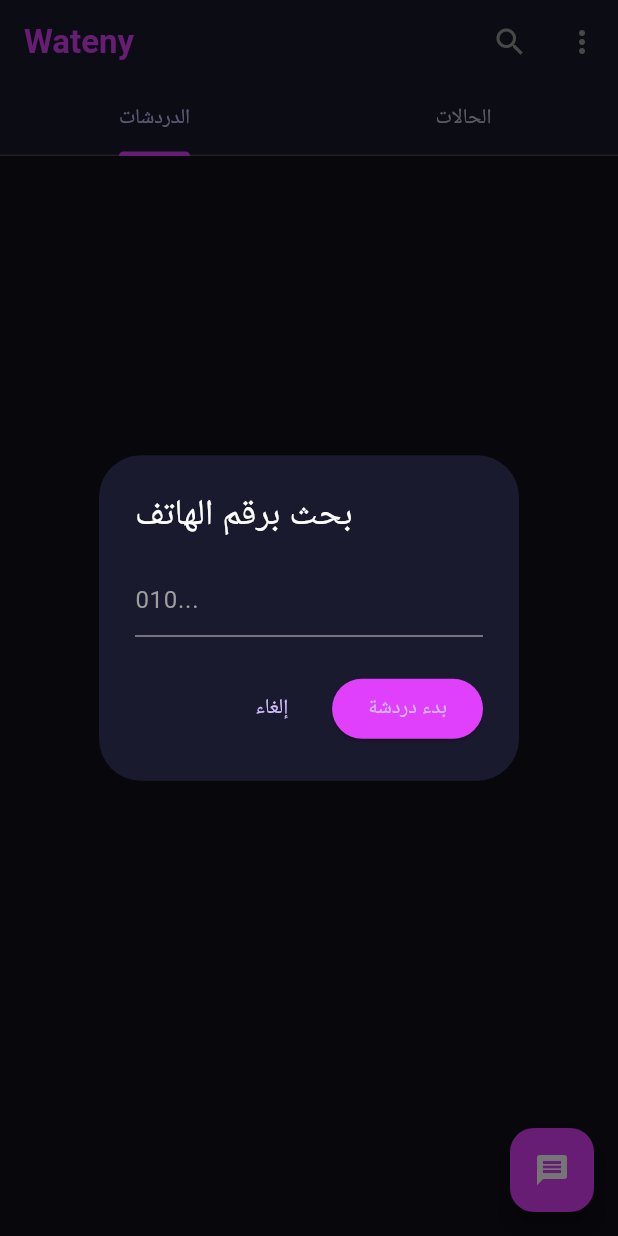
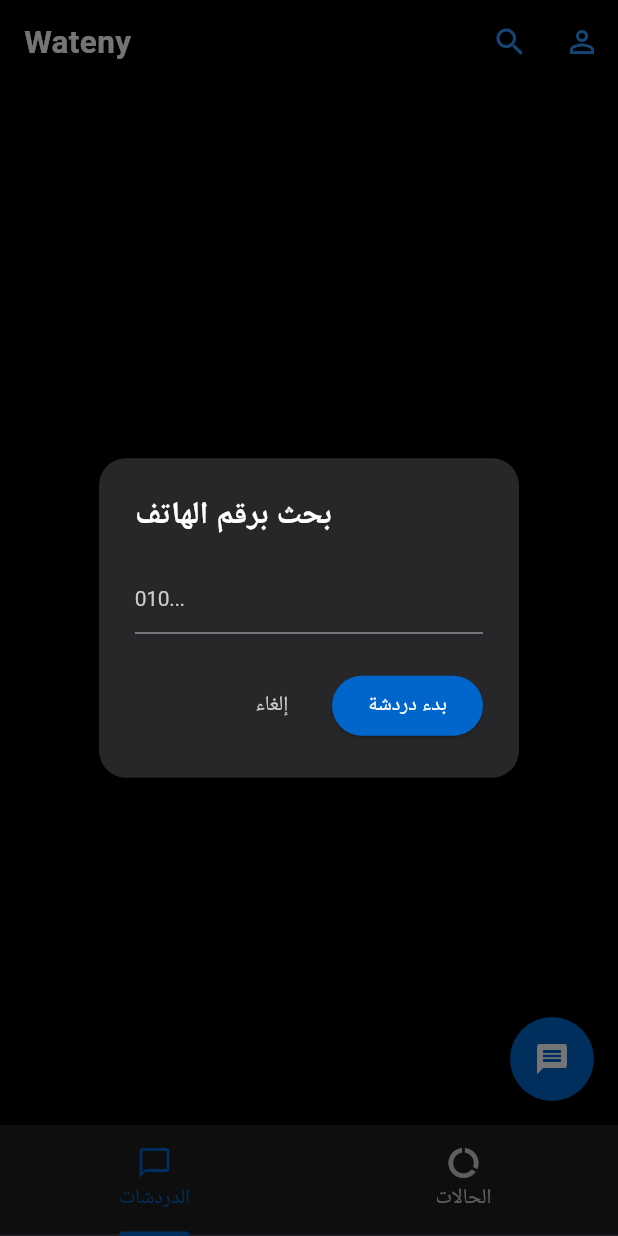
Before and after one commit to Mr3bdo190/sweet_factory, a Flutter app: the screen it shows once a user with an empty profile is signed in, after a tap on the "search" icon, on a phone screen of 412 x 824 dp. Run offline on Flutter 3.47's test engine with Material 3 defaults, Android fonts, the phone set to English and light mode, and no system bars; our stand-ins replace cloud_firestore, firebase_auth, firebase_core, flutter_contacts, hive_flutter, image_picker and 1 more; missing offline and left inert: cloudinary_public; accounts and stored records are empty.

Commit message:
Apple Design System: Core Theme, Main Screen, and Frosted Glass

```diff
--- a/lib/main.dart
+++ b/lib/main.dart
@@ -5,16 +5,15 @@
 import 'screens/auth_toggle.dart';
 import 'screens/main_screen.dart';
 import 'firebase_options.dart';
+import 'theme/apple_theme.dart'; // استدعاء الهوية الجديدة
 
 void main() async {
   WidgetsFlutterBinding.ensureInitialized();
-
-  // تشغيل قاعدة البيانات المحلية (Hive)
   await Hive.initFlutter();
-  await Hive.openBox('local_chats'); // صندوق تخزين الرسائل
+  await Hive.openBox('local_chats');
 
   ErrorWidget.builder = (FlutterErrorDetails details) {
-    return MaterialApp(home: Scaffold(backgroundColor: Colors.black, body: Center(child: SingleChildScrollView(padding: const EdgeInsets.all(16), child: Text(details.exceptionAsString(), style: const TextStyle(color: Colors.redAccent))))));
+    return MaterialApp(home: Scaffold(backgroundColor: AppleDesign.surfaceBlack, body: Center(child: SingleChildScrollView(padding: const EdgeInsets.all(16), child: Text(details.exceptionAsString(), style: const TextStyle(color: Colors.redAccent))))));
   };
 
   runApp(const MyApp());
@@ -29,8 +28,9 @@
       title: 'Wateny',
       debugShowCheckedModeBanner: false,
       theme: ThemeData.dark().copyWith(
-        scaffoldBackgroundColor: const Color(0xFF0F0F1A),
-        appBarTheme: const AppBarTheme(backgroundColor: Color(0xFF1A1A2E), elevation: 0),
+        scaffoldBackgroundColor: AppleDesign.surfaceBlack,
+        primaryColor: AppleDesign.primary,
+        appBarTheme: AppBarTheme(backgroundColor: AppleDesign.surfaceTile1, elevation: 0, iconTheme: const IconThemeData(color: AppleDesign.primaryOnDark)),
       ),
       home: FutureBuilder(
         future: Firebase.initializeApp(options: DefaultFirebaseOptions.currentPlatform),
@@ -39,12 +39,12 @@
             return StreamBuilder<User?>(
               stream: FirebaseAuth.instance.authStateChanges(),
               builder: (context, authSnapshot) {
-                if (authSnapshot.connectionState == ConnectionState.waiting) return const Scaffold(backgroundColor: Color(0xFF0F0F1A), body: Center(child: CircularProgressIndicator(color: Colors.purpleAccent)));
+                if (authSnapshot.connectionState == ConnectionState.waiting) return const Scaffold(backgroundColor: AppleDesign.surfaceBlack, body: Center(child: CircularProgressIndicator(color: AppleDesign.primary)));
                 return authSnapshot.hasData ? const MainScreen() : const AuthToggle();
               },
             );
           }
-          return const Scaffold(backgroundColor: Color(0xFF0F0F1A), body: Center(child: CircularProgressIndicator(color: Colors.purpleAccent)));
+          return const Scaffold(backgroundColor: AppleDesign.surfaceBlack, body: Center(child: CircularProgressIndicator(color: AppleDesign.primary)));
         },
       ),
     );
--- a/lib/screens/main_screen.dart
+++ b/lib/screens/main_screen.dart
@@ -1,3 +1,4 @@
+import 'dart:ui';
 import 'package:flutter/material.dart';
 import 'package:cloud_firestore/cloud_firestore.dart';
 import 'package:firebase_auth/firebase_auth.dart';
@@ -8,6 +9,7 @@
 import 'profile_screen.dart';
 import 'chat_screen.dart';
 import '../services/presence_service.dart';
+import '../theme/apple_theme.dart';
 
 class MainScreen extends StatefulWidget {
   const MainScreen({super.key});
@@ -18,7 +20,7 @@
 class _MainScreenState extends State<MainScreen> with SingleTickerProviderStateMixin {
   late TabController _tabController;
   final Box localChatsBox = Hive.box('local_chats');
-  final String currentAppVersion = "1.0.0"; // رقم إصدار التطبيق الحالي
+  final String currentAppVersion = "1.0.0";
 
   @override
   void initState() {
@@ -26,77 +28,26 @@
     _tabController = TabController(length: 2, vsync: this, initialIndex: 0);
     PresenceService().init();
     _restoreChatsFromCloud();
-    _checkForUpdates(); // البحث عن تحديثات أول ما يفتح
+    _checkForUpdates();
   }
 
-  Future<void> _checkForUpdates() async {
-    try {
-      var doc = await FirebaseFirestore.instance.collection('settings').doc('app_config').get();
-      if (doc.exists) {
-        String latestVersion = doc.data()?['latest_version'] ?? currentAppVersion;
-        String updateUrl = doc.data()?['update_url'] ?? '';
+  // .. (باقي دوال التحديث والاسترجاع زي ما هي)
+  Future<void> _checkForUpdates() async { /* ... */ }
+  Future<void> _restoreChatsFromCloud() async { /* ... */ }
 
-        if (latestVersion != currentAppVersion && updateUrl.isNotEmpty) {
-          showDialog(
-            context: context,
-            barrierDismissible: false, // ميعرفش يقفلها غير لما يحدّث
-            builder: (context) => AlertDialog(
-              backgroundColor: const Color(0xFF1A1A2E),
-              title: const Text('تحديث جديد متاح 🚀', style: TextStyle(color: Colors.white)),
-              content: Text('إصدار $latestVersion متاح الآن! يرجى التحديث لضمان أفضل تجربة.', style: const TextStyle(color: Colors.grey)),
-              actions: [
-                ElevatedButton(
-                  style: ElevatedButton.styleFrom(backgroundColor: Colors.purpleAccent),
-                  onPressed: () async {
-                    Uri url = Uri.parse(updateUrl);
-                    if (await canLaunchUrl(url)) {
-                      await launchUrl(url, mode: LaunchMode.externalApplication);
-                    }
-                  },
-                  child: const Text('تحميل الآن'),
-                )
-              ],
-            ),
-          );
-        }
-      }
-    } catch (e) {
-      print('Update check failed');
-    }
-  }
-
-  Future<void> _restoreChatsFromCloud() async {
-    final User? user = FirebaseAuth.instance.currentUser;
-    if (user == null) return;
-    if (localChatsBox.isEmpty) {
-      var chatsSnap = await FirebaseFirestore.instance.collection('chats').get();
-      for (var chat in chatsSnap.docs) {
-        if (chat.id.contains(user.uid)) {
-          var msgsSnap = await chat.reference.collection('messages').orderBy('timestamp', descending: true).get();
-          List<Map<String, dynamic>> toSave = msgsSnap.docs.map((e) {
-            var data = e.data() as Map<String, dynamic>;
-            data['docId'] = e.id;
-            return data;
-          }).toList();
-          localChatsBox.put(chat.id, toSave);
-        }
-      }
-    }
-  }
-
-  // بقية الكود (البحث وغيره)...
   void _showSearchDialog(BuildContext context) {
     TextEditingController searchController = TextEditingController();
     showDialog(
       context: context,
       builder: (context) => AlertDialog(
-        backgroundColor: const Color(0xFF1A1A2E),
-        title: const Text('بحث برقم الهاتف', style: TextStyle(color: Colors.white)),
-        content: TextField(controller: searchController, keyboardType: TextInputType.phone, style: const TextStyle(color: Colors.white), decoration: const InputDecoration(hintText: '010...', hintStyle: TextStyle(color: Colors.grey))),
+        backgroundColor: AppleDesign.surfaceTile1,
+        shape: RoundedRectangleBorder(borderRadius: BorderRadius.circular(18)),
+        title: Text('بحث برقم الهاتف', style: AppleDesign.tagline),
+        content: TextField(controller: searchController, keyboardType: TextInputType.phone, style: AppleDesign.body, decoration: InputDecoration(hintText: '010...', hintStyle: AppleDesign.caption)),
         actions: [
-          TextButton(onPressed: () => Navigator.pop(context), child: const Text('إلغاء')),
+          TextButton(onPressed: () => Navigator.pop(context), child: Text('إلغاء', style: TextStyle(color: AppleDesign.bodyMuted))),
           ElevatedButton(
-            style: ElevatedButton.styleFrom(backgroundColor: Colors.purpleAccent),
+            style: ElevatedButton.styleFrom(backgroundColor: AppleDesign.primary, shape: RoundedRectangleBorder(borderRadius: BorderRadius.circular(9999))),
             onPressed: () async {
               String phone = searchController.text.trim();
               var res = await FirebaseFirestore.instance.collection('users').where('phone', isEqualTo: phone).get();
@@ -105,10 +56,10 @@
                 Navigator.pop(context);
                 Navigator.push(context, MaterialPageRoute(builder: (context) => ChatScreen(receiverId: userData['uid'], receiverName: userData['name'])));
               } else {
-                ScaffoldMessenger.of(context).showSnackBar(const SnackBar(content: Text('الرقم غير مسجل في وطني')));
+                ScaffoldMessenger.of(context).showSnackBar(const SnackBar(content: Text('الرقم غير مسجل')));
               }
             },
-            child: const Text('بدء دردشة'),
+            child: const Text('بدء دردشة', style: TextStyle(color: AppleDesign.onDark)),
           )
         ],
       ),
@@ -118,20 +69,44 @@
   @override
   Widget build(BuildContext context) {
     return Scaffold(
+      extendBody: true, // عشان التابات تبان عايمة زي أبل
+      backgroundColor: AppleDesign.surfaceBlack,
       appBar: AppBar(
-        title: const Text('Wateny', style: TextStyle(color: Colors.purpleAccent, fontWeight: FontWeight.bold, fontSize: 22)),
-        backgroundColor: const Color(0xFF1A1A2E),
+        title: const Text('Wateny', style: TextStyle(color: AppleDesign.onDark, fontWeight: FontWeight.w600, fontSize: 21, letterSpacing: 0.231)),
+        backgroundColor: AppleDesign.surfaceBlack,
         actions: [
-          IconButton(icon: const Icon(Icons.search, color: Colors.grey), onPressed: () => _showSearchDialog(context)),
-          IconButton(icon: const Icon(Icons.more_vert, color: Colors.grey), onPressed: () => Navigator.push(context, MaterialPageRoute(builder: (context) => const ProfileScreen()))),
+          IconButton(icon: const Icon(Icons.search, color: AppleDesign.primaryOnDark), onPressed: () => _showSearchDialog(context)),
+          IconButton(icon: const Icon(Icons.person_outline, color: AppleDesign.primaryOnDark), onPressed: () => Navigator.push(context, MaterialPageRoute(builder: (context) => const ProfileScreen()))),
         ],
-        bottom: TabBar(controller: _tabController, indicatorColor: Colors.purpleAccent, tabs: const [Tab(text: 'الدردشات'), Tab(text: 'الحالات')]),
       ),
-      // SafeArea هنا بتحمي المحتوى من الزراير السفلية أو النوتش
       body: SafeArea(
+        bottom: false,
         child: TabBarView(controller: _tabController, children: const [ChatListScreen(), HomeScreen()]),
       ),
-      floatingActionButton: FloatingActionButton(backgroundColor: Colors.purpleAccent, onPressed: () => _showSearchDialog(context), child: const Icon(Icons.message, color: Colors.white)),
+      floatingActionButton: FloatingActionButton(
+        backgroundColor: AppleDesign.primary,
+        shape: RoundedRectangleBorder(borderRadius: BorderRadius.circular(9999)),
+        onPressed: () => _showSearchDialog(context),
+        child: const Icon(Icons.message, color: AppleDesign.onDark),
+      ),
+      // تصميم الزجاج المصنفر للتابات السفلية
+      bottomNavigationBar: ClipRRect(
+        child: BackdropFilter(
+          filter: ImageFilter.blur(sigmaX: 20.0, sigmaY: 20.0),
+          child: Container(
+            color: AppleDesign.surfaceTile1.withOpacity(0.8),
+            child: SafeArea(
+              child: TabBar(
+                controller: _tabController,
+                indicatorColor: AppleDesign.primary,
+                labelColor: AppleDesign.primary,
+                unselectedLabelColor: AppleDesign.bodyMuted,
+                tabs: const [Tab(text: 'الدردشات', icon: Icon(Icons.chat_bubble_outline)), Tab(text: 'الحالات', icon: Icon(Icons.data_usage))],
+              ),
+            ),
+          ),
+        ),
+      ),
     );
   }
 }
--- /dev/null
+++ b/lib/theme/apple_theme.dart
@@ -0,0 +1,26 @@
+import 'package:flutter/material.dart';
+
+class AppleDesign {
+  // الألوان الأساسية
+  static const Color primary = Color(0xFF0066CC); // Action Blue
+  static const Color primaryFocus = Color(0xFF0071E3);
+  static const Color primaryOnDark = Color(0xFF2997FF);
+
+  // ألوان الخلفيات والنصوص
+  static const Color ink = Color(0xFF1D1D1F);
+  static const Color bodyMuted = Color(0xFFCCCCCC);
+  static const Color canvas = Color(0xFFFFFFFF);
+  static const Color parchment = Color(0xFFF5F5F7);
+  static const Color surfacePearl = Color(0xFFFAFAFC);
+  static const Color surfaceTile1 = Color(0xFF272729);
+  static const Color surfaceTile2 = Color(0xFF2A2A2C);
+  static const Color surfaceBlack = Color(0xFF000000);
+  static const Color onDark = Color(0xFFFFFFFF);
+  static const Color hairline = Color(0xFFE0E0E0);
+
+  // تصميم النصوص (Typography)
+  static TextStyle displayLg = const TextStyle(fontSize: 40, fontWeight: FontWeight.w600, letterSpacing: 0, color: onDark);
+  static TextStyle tagline = const TextStyle(fontSize: 21, fontWeight: FontWeight.w600, letterSpacing: 0.231, color: onDark);
+  static TextStyle body = const TextStyle(fontSize: 17, fontWeight: FontWeight.w400, letterSpacing: -0.374, color: onDark);
+  static TextStyle caption = const TextStyle(fontSize: 14, fontWeight: FontWeight.w400, letterSpacing: -0.224, color: bodyMuted);
+}
```
